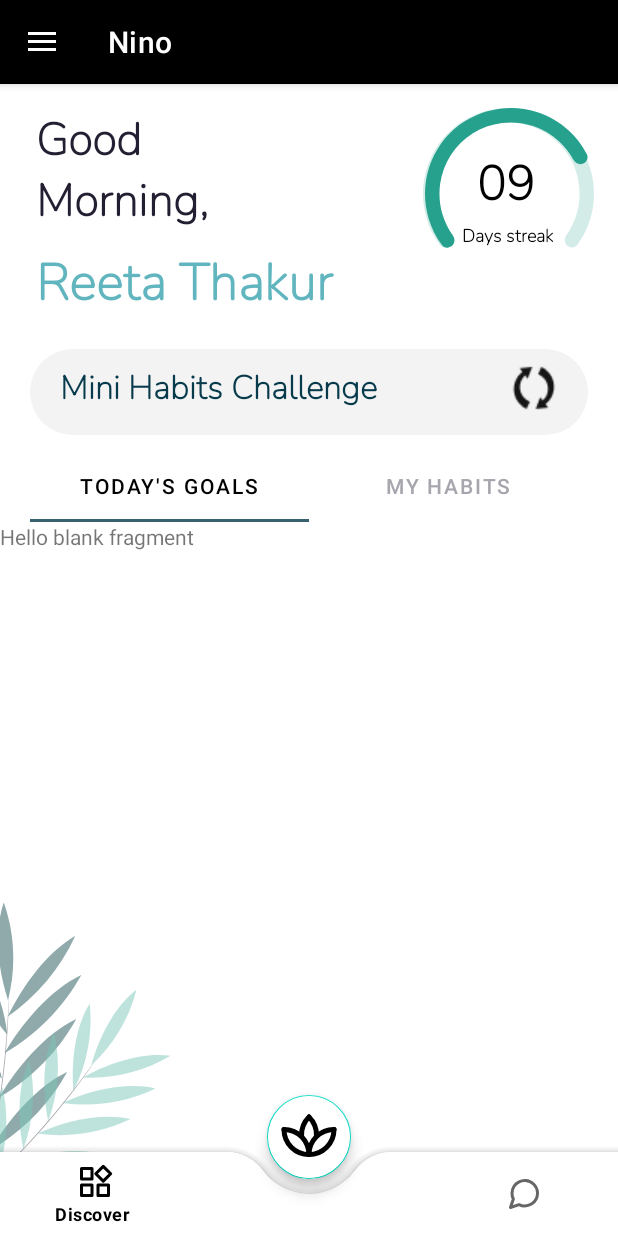
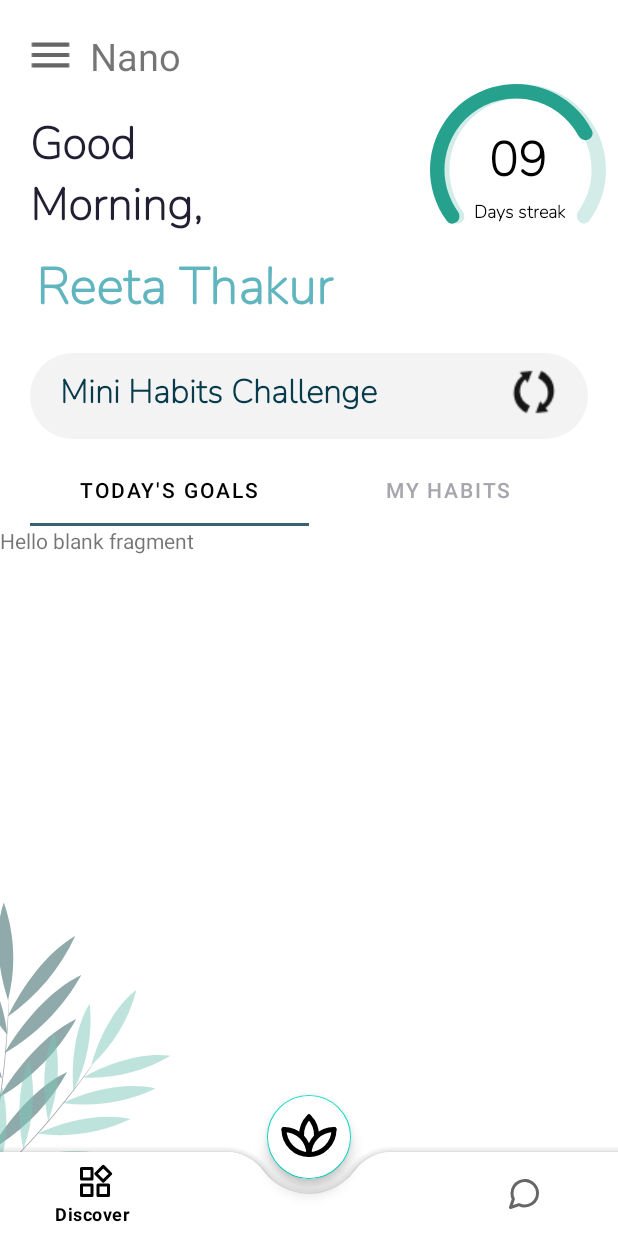
Before and after one commit to ReetaThakur/MentalHealthApp, an Android app: the HomeActivity screen opened directly, with no data from a screen before it, on a phone screen of 412 x 824 dp. Run offline under Robolectric (Android 15) with nearby library versions, the phone set to English and light mode, and no system bars; our stand-ins replace Room's generated code.

Commit message:
little Changes

```diff
--- a/app/src/main/java/com/application/mentalhealth/HomeActivity.kt
+++ b/app/src/main/java/com/application/mentalhealth/HomeActivity.kt
@@ -5,9 +5,7 @@ import android.graphics.Color
 import android.graphics.drawable.ColorDrawable
 import android.os.Bundle
 import android.os.Handler
-import android.view.LayoutInflater
-import android.view.MenuItem
-import android.view.View
+import android.view.*
 import android.widget.Toast
 import androidx.appcompat.app.ActionBarDrawerToggle
 import androidx.appcompat.app.AlertDialog
@@ -37,6 +35,7 @@ class HomeActivity : AppCompatActivity() {
     var j = 0
     override fun onCreate(savedInstanceState: Bundle?) {
         super.onCreate(savedInstanceState)
+
         setContentView(R.layout.activity_home)
 
         bottomNavigationView.background = null
@@ -52,6 +51,11 @@ class HomeActivity : AppCompatActivity() {
         selectTabLayout()
 
 
+        ivmenu.setOnClickListener {
+            drawerLayout.openDrawer(navigationView)
+        }
+
+
         bottomNavigationView.setOnNavigationItemSelectedListener {
             when (it.itemId) {
                 R.id.home -> setupBottomNavigationBar()
@@ -65,7 +69,7 @@ class HomeActivity : AppCompatActivity() {
     }
 
     private fun setupBottomNavigationBar() {
-       val intent : Intent = Intent(this,DiscoverActivity::class.java)
+        val intent: Intent = Intent(this, DiscoverActivity::class.java)
         startActivity(intent)
     }
 
--- /dev/null
+++ b/app/src/main/res/drawable/ic_baseline_menu_24.xml
@@ -0,0 +1,10 @@
+<vector xmlns:android="http://schemas.android.com/apk/res/android"
+    android:width="24dp"
+    android:height="24dp"
+    android:viewportWidth="24"
+    android:viewportHeight="24"
+    android:tint="?attr/colorControlNormal">
+  <path
+      android:fillColor="@android:color/white"
+      android:pathData="M3,18h18v-2L3,16v2zM3,13h18v-2L3,11v2zM3,6v2h18L21,6L3,6z"/>
+</vector>
--- a/app/src/main/res/layout/activity_home.xml
+++ b/app/src/main/res/layout/activity_home.xml
@@ -12,12 +12,34 @@
         android:layout_width="match_parent"
         android:layout_height="match_parent">
 
+        <ImageView
+            android:layout_width="35dp"
+            android:layout_height="33dp"
+            android:id="@+id/ivmenu"
+            android:layout_marginStart="16dp"
+            android:layout_marginTop="20dp"
+            android:src="@drawable/ic_baseline_menu_24"
+            app:layout_constraintStart_toStartOf="parent"
+            app:layout_constraintTop_toTopOf="parent" />
+
+        <TextView
+            android:id="@+id/textView17"
+            android:layout_width="wrap_content"
+            android:layout_height="wrap_content"
+            android:layout_marginStart="60dp"
+            android:layout_marginTop="20dp"
+            android:text="Nano"
+            android:textAllCaps="false"
+            android:textSize="25dp"
+            app:layout_constraintStart_toStartOf="parent"
+            app:layout_constraintTop_toTopOf="parent" />
+
         <TextView
             android:id="@+id/tvGoodMorning"
             android:layout_width="wrap_content"
             android:layout_height="wrap_content"
-            android:layout_marginStart="24dp"
-            android:layout_marginTop="16dp"
+            android:layout_marginStart="20dp"
+            android:layout_marginTop="20dp"
             android:fontFamily="@font/nunito_extralight"
             android:lineHeight="40.92dp"
             android:text="Good\nMorning,"
@@ -26,7 +48,7 @@
             android:textSize="30sp"
             android:textStyle="normal"
             app:layout_constraintStart_toStartOf="parent"
-            app:layout_constraintTop_toTopOf="parent" />
+            app:layout_constraintTop_toBottomOf="@+id/textView17" />
 
         <TextView
             android:id="@+id/tvUserName"
@@ -48,8 +70,8 @@
             android:id="@+id/imFullCircle"
             android:layout_width="wrap_content"
             android:layout_height="wrap_content"
-            android:layout_marginTop="16dp"
-            android:layout_marginEnd="16dp"
+            android:layout_marginTop="56dp"
+            android:layout_marginEnd="8dp"
             android:src="@drawable/ic_fullcircle"
             app:layout_constraintEnd_toEndOf="parent"
             app:layout_constraintTop_toTopOf="parent" />
@@ -57,8 +79,8 @@
         <ImageView
             android:layout_width="wrap_content"
             android:layout_height="wrap_content"
-            android:layout_marginTop="16dp"
-            android:layout_marginEnd="19dp"
+            android:layout_marginTop="56dp"
+            android:layout_marginEnd="16dp"
             android:src="@drawable/ic_halfcircle"
             app:layout_constraintEnd_toEndOf="parent"
             app:layout_constraintTop_toTopOf="parent" />
@@ -121,8 +143,8 @@
             android:id="@+id/challengetext"
             android:layout_width="wrap_content"
             android:layout_height="wrap_content"
+            android:layout_marginStart="25dp"
             android:layout_marginBottom="5dp"
-            android:layout_marginStart="25dp"
             android:text="1 challenge Compelted "
             android:textColor="#A25336"
             android:visibility="invisible"
--- a/app/src/main/res/layout/fragment_login.xml
+++ b/app/src/main/res/layout/fragment_login.xml
@@ -166,7 +166,7 @@
     android:hint="Enter your password here"
     android:paddingLeft="20dp" />
 
-    <Button
+    <androidx.appcompat.widget.AppCompatButton
         android:id="@+id/button_sign_up"
         android:layout_width="362dp"
         android:layout_height="43dp"
@@ -187,7 +187,7 @@
         android:layout_marginTop="4dp"
         android:text="or Sign up with" />
 
-    <Button
+    <androidx.appcompat.widget.AppCompatButton
         android:id="@+id/facebook"
         android:layout_width="42dp"
         android:layout_height="41dp"
@@ -196,7 +196,7 @@
         android:layout_marginTop="30dp"
         android:background="@drawable/facebooklogo" />
 
-<Button
+<androidx.appcompat.widget.AppCompatButton
     android:layout_width="42dp"
     android:layout_height="41dp"
     android:id="@+id/google"
--- a/app/src/main/res/layout/fragment_login2.xml
+++ b/app/src/main/res/layout/fragment_login2.xml
@@ -74,7 +74,7 @@ tools:context=".SplashAndOnBoarding.login.LoginFragment2">
         android:textSize="12dp" />
 
 
-    <Button
+    <androidx.appcompat.widget.AppCompatButton
         android:id="@+id/btnlogin"
         android:layout_width="match_parent"
         android:layout_height="wrap_content"
@@ -96,7 +96,7 @@ tools:context=".SplashAndOnBoarding.login.LoginFragment2">
     android:layout_marginTop="16dp"
     android:text="or Login up with" />
 
-<Button
+    <androidx.appcompat.widget.AppCompatButton
         android:id="@+id/facebook"
         android:layout_width="42dp"
         android:layout_height="41dp"
@@ -105,7 +105,7 @@ tools:context=".SplashAndOnBoarding.login.LoginFragment2">
         android:layout_marginTop="40dp"
         android:background="@drawable/facebooklogo" />
 
-    <Button
+    <androidx.appcompat.widget.AppCompatButton
         android:id="@+id/google"
         android:layout_width="42dp"
         android:layout_height="41dp"
--- a/app/src/main/res/values/themes.xml
+++ b/app/src/main/res/values/themes.xml
@@ -1,6 +1,6 @@
 <resources xmlns:tools="http://schemas.android.com/tools">
     <!-- Base application theme. -->
-    <style name="Theme.MentalHealth" parent="Theme.MaterialComponents.DayNight.DarkActionBar">
+    <style name="Theme.MentalHealth" parent="Theme.MaterialComponents.DayNight.NoActionBar">
         <!-- Primary brand color. -->
         <item name="colorPrimary">@color/black</item>
         <item name="colorPrimaryVariant">@color/purple_700</item>
```
Also changed, not shown: app/src/main/res/layout/fragment_fourth_screen.xml (+16 -16 lines), app/src/main/res/layout/fragment_second_screen.xml (+19 -15 lines), app/src/main/res/layout/fragment_thirteen_screen.xml (+17 -14 lines). Lines whose indentation alone changed are shown as unchanged.
